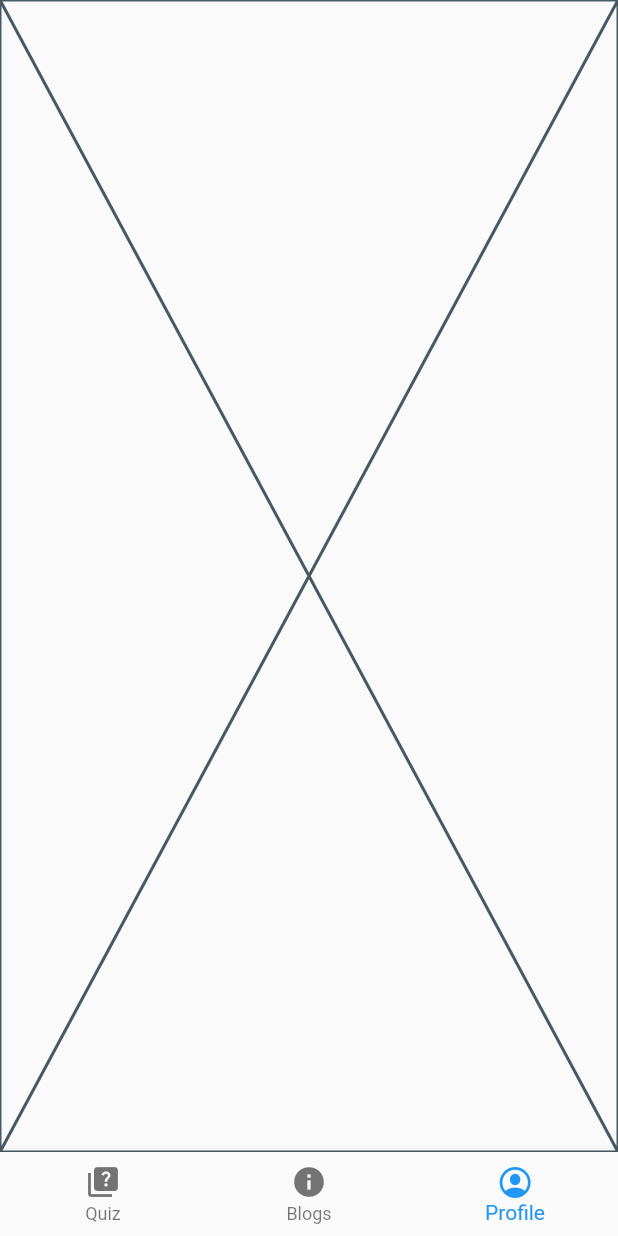
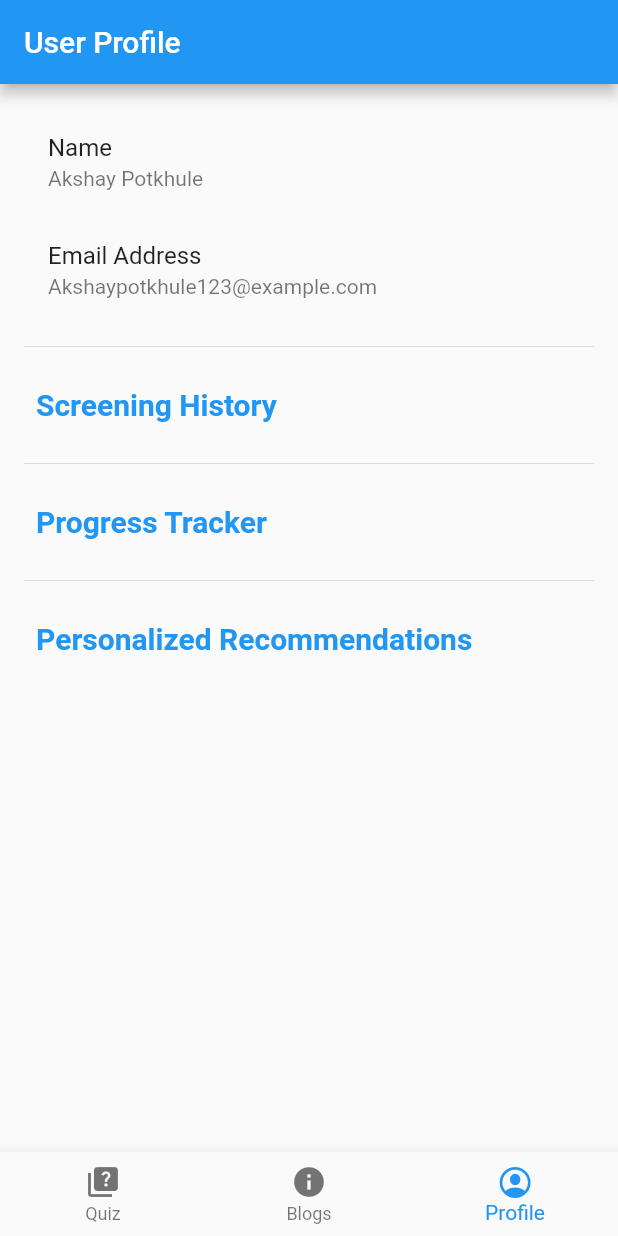
Before and after one commit to niksoni2910/MindFull-WellBeing, a Flutter app: the UserBottomNav screen opened directly, item 3 of the bottom bar chosen, on a phone screen of 412 x 824 dp. Run offline on Flutter 3.47's test engine with Material 2 defaults, Android fonts, the phone set to English and light mode, and no system bars; our stand-ins replace fl_chart, sleek_circular_slider; network calls fail.

Commit message:
profile done

```diff
--- /dev/null
+++ b/lib/Screens/profile.dart
@@ -0,0 +1,249 @@
+import 'dart:convert';
+
+import 'package:flutter/material.dart';
+import 'package:fl_chart/fl_chart.dart';
+import 'package:http/http.dart' as http;
+
+class Screening {
+  final String date;
+  final String result;
+  final String riskLevel;
+
+  Screening({
+    required this.date,
+    required this.result,
+    required this.riskLevel,
+  });
+}
+
+class UserProfile extends StatefulWidget {
+  const UserProfile({super.key});
+
+  @override
+  State<UserProfile> createState() => _UserProfileState();
+}
+
+class _UserProfileState extends State<UserProfile> {
+  // Simulated user data for demonstration purposes
+  final String userName = "Akshay Potkhule";
+
+  final String userEmail = "Akshaypotkhule123@example.com";
+  final List<Screening> screeningHistory = [
+    Screening(date: "2023-01-15", result: "Normal", riskLevel: "Low"),
+    Screening(
+        date: "2023-02-22", result: "Mild anxiety", riskLevel: "Moderate"),
+    // Add more screening entries as needed
+  ];
+
+  bool isscreen = false;
+  bool isprogress = false;
+  bool isrecommend = false;
+
+  final List<double> mentalHealthProgress = [80, 85, 70, 90, 78, 95];
+
+  Widget recommendation = CircularProgressIndicator();
+  Future<String> generateMentalHealthRecommendation() async {
+    final apiKey =
+        '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'; // Replace with your OpenAI API key
+    final apiUrl =
+        'https://api.openai.com/v1/chat/completions'; // Use the GPT-3.5 Turbo engine
+    final headers = {
+      'Authorization': 'Bearer $apiKey',
+      'Content-Type': 'application/json',
+    };
+
+    final messages = [
+      {"role": "system", "content": "You are a helpful assistant."},
+      {
+        "role": "user",
+        "content": "I'm feeling stressed, what can I do to relax?"
+      }, // Modify the user's input or prompt
+    ];
+
+    final requestBody = json.encode({
+      'model': 'gpt-3.5-turbo',
+      'messages': messages,
+      'max_tokens': 50,
+    });
+
+    final response =
+        await http.post(Uri.parse(apiUrl), headers: headers, body: requestBody);
+
+    if (response.statusCode == 200) {
+      final data = json.decode(response.body);
+      final recommendation = data['choices'][0]['message']['content'];
+      return recommendation;
+    } else {
+      print('API Error: ${response.body}');
+      throw Exception('Failed to generate recommendation');
+    }
+  }
+
+  Widget recommend() {
+    return FutureBuilder<String>(
+      future: generateMentalHealthRecommendation(),
+      builder: (context, snapshot) {
+        if (snapshot.connectionState == ConnectionState.waiting) {
+          return CircularProgressIndicator(); // Loading indicator
+        } else if (snapshot.hasError) {
+          return Text('Error: ${snapshot.error}');
+        } else if (!snapshot.hasData || snapshot.data!.isEmpty) {
+          return Text('No recommendations available.');
+        } else {
+          // Display the generated recommendation
+          return Text(snapshot.data!);
+        }
+      },
+    );
+  }
+
+  @override
+  void initState() {
+    // TODO: implement initState
+    super.initState();
+    recommendation = recommend();
+  }
+
+  Widget build(BuildContext context) {
+    return Scaffold(
+      appBar: AppBar(
+        title: Text('User Profile'),
+      ),
+      body: SingleChildScrollView(
+        child: Padding(
+          padding: EdgeInsets.all(16.0),
+          child: Column(
+            crossAxisAlignment: CrossAxisAlignment.start,
+            children: <Widget>[
+              ListTile(
+                title: Text('Name'),
+                subtitle: Text(userName),
+                // You can add an "Edit" button to update user information here
+              ),
+              ListTile(
+                title: Text('Email Address'),
+                subtitle: Text(userEmail),
+                // You can add an "Edit" button to update email here
+              ),
+              Divider(height: 30),
+
+              // Screening History Section
+              TextButton(
+                onPressed: (() {
+                  setState(() {
+                    if (isscreen == true) {
+                      isscreen = false;
+                    } else {
+                      isscreen = true;
+                    }
+                  });
+                }),
+                child: Text(
+                  'Screening History',
+                  style: TextStyle(fontSize: 20, fontWeight: FontWeight.bold),
+                ),
+              ),
+
+              // Implement a list of past screenings with dates, results, and risk levels
+              if (isscreen == true)
+                ListView.builder(
+                  shrinkWrap: true,
+                  itemCount: screeningHistory.length,
+                  itemBuilder: (context, index) {
+                    final screening = screeningHistory[index];
+                    return ListTile(
+                      title: Text('Date: ${screening.date}'),
+                      subtitle: Column(
+                        crossAxisAlignment: CrossAxisAlignment.start,
+                        children: [
+                          Text('Result: ${screening.result}'),
+                          Text('Risk Level: ${screening.riskLevel}'),
+                        ],
+                      ),
+                    );
+                  },
+                ),
+              // You can use ListView.builder to create a scrollable list
+
+              Divider(height: 30),
+
+              // Progress Tracker Section
+              TextButton(
+                onPressed: (() {
+                  setState(() {
+                    if (isprogress == true) {
+                      isprogress = false;
+                    } else {
+                      isprogress = true;
+                    }
+                  });
+                }),
+                child: Text(
+                  'Progress Tracker',
+                  style: TextStyle(fontSize: 20, fontWeight: FontWeight.bold),
+                ),
+              ),
+
+              if (isprogress == true)
+                Container(
+                  height: 200,
+                  width: 300,
+                  child: LineChart(
+                    LineChartData(
+                      gridData: FlGridData(show: false),
+                      titlesData: FlTitlesData(show: false),
+                      borderData: FlBorderData(show: false),
+                      minX: 0,
+                      maxX: mentalHealthProgress.length.toDouble() - 1,
+                      minY: 0,
+                      maxY: 100,
+                      lineBarsData: [
+                        LineChartBarData(
+                          color: Colors.blue,
+                          spots: mentalHealthProgress
+                              .asMap()
+                              .entries
+                              .map((entry) =>
+                                  FlSpot(entry.key.toDouble(), entry.value))
+                              .toList(),
+                          isCurved: true,
+                          dotData: FlDotData(show: false),
+                          belowBarData: BarAreaData(show: false),
+                        ),
+                      ],
+                    ),
+                  ),
+                ),
+              // Implement charts or graphs to display mental health progress
+              // You can use packages like 'fl_chart' for charts
+
+              Divider(height: 30),
+
+              // Personalized Recommendations Section
+              TextButton(
+                onPressed: (() {
+                  setState(() {
+                    if (isrecommend == true) {
+                      isrecommend = false;
+                    } else {
+                      isrecommend = true;
+                    }
+                  });
+                }),
+                child: Text(
+                  'Personalized Recommendations',
+                  style: TextStyle(fontSize: 20, fontWeight: FontWeight.bold),
+                ),
+              ),
+
+              // Display personalized recommendations and links to resources
+              if(isrecommend==true)
+              recommendation,
+              // You can use a ListView or other widgets for this section
+            ],
+          ),
+        ),
+      ),
+    );
+  }
+}
--- a/lib/bottom_navigator.dart
+++ b/lib/bottom_navigator.dart
@@ -1,29 +1,27 @@
-// ignore_for_file: public_member_api_docs, sort_constructors_first
 import 'package:flutter/cupertino.dart';
 import 'package:flutter/material.dart';
 import 'package:flutter/services.dart';
-import 'package:health_app/blog.dart';
+import 'package:flutter/src/widgets/container.dart';
+import 'package:flutter/src/widgets/framework.dart';
+import 'package:health_app/Screens/blog.dart';
 import 'package:health_app/main.dart';
-import 'package:health_app/profile.dart';
+import 'package:health_app/Screens/profile.dart';
+import 'package:health_app/Screens/quiz.dart';
 
 class UserBottomNav extends StatefulWidget {
-  const UserBottomNav({
-    Key? key,
-  }) : super(key: key);
+  const UserBottomNav({super.key});
+
   @override
-  _UserBottomNavState createState() => _UserBottomNavState();
+  State<UserBottomNav> createState() => _UserBottomNavState();
 }
 
 class _UserBottomNavState extends State<UserBottomNav> {
   int _currentIndex = 0;
-  List<Widget> _children = [];
-  void createlist() {
-    _children = [
-      QuizApp(),
-      Blog(),
-      Profile(),
-    ];
-  }
+  final List<Widget> _children = [
+    QuizScreen(),
+    const Blog(),
+    const UserProfile(),
+  ];
 
   void onTappedBar(int index) {
     setState(() {
@@ -31,7 +29,7 @@ class _UserBottomNavState extends State<UserBottomNav> {
     });
   }
 
-  Future<bool> _onBackPressed() {
+  Future<bool> _onBackPressed() async {
     return showDialog(
       context: context,
       builder: (context) => AlertDialog(
@@ -59,21 +57,14 @@ class _UserBottomNavState extends State<UserBottomNav> {
           const SizedBox(width: 16),
         ],
       ),
-    ).then((value) => value);
+    ).then((value) => value ?? false); // Ensure to return false if the dialog is dismissed
   }
+  @override
 
-  @override
   void didChangeDependencies() {
     ScaffoldMessenger.of(context).hideCurrentSnackBar();
     super.didChangeDependencies();
   }
-
-  @override
-  void initState() {
-    super.initState();
-    createlist();
-  }
-
   Widget build(BuildContext context) {
     return WillPopScope(
       onWillPop: _onBackPressed,
--- a/lib/main.dart
+++ b/lib/main.dart
@@ -1,5 +1,7 @@
 import 'package:flutter/material.dart';
-import 'package:health_app/quiz.dart';
+import 'package:health_app/Screens/profile.dart';
+import 'package:health_app/bottom_navigator.dart';
+import 'package:health_app/Screens/quiz.dart';
 
 void main() {
   runApp(QuizApp());
@@ -8,8 +10,8 @@ void main() {
 class QuizApp extends StatelessWidget {
   @override
   Widget build(BuildContext context) {
-    return MaterialApp(
-      home: QuizScreen(),
+    return const MaterialApp(
+      home: UserBottomNav(),
     );
   }
 }
--- a/lib/profile.dart
+++ /dev/null
@@ -1,15 +0,0 @@
-import 'package:flutter/material.dart';
-
-class Profile extends StatefulWidget {
-  const Profile({super.key});
-
-  @override
-  State<Profile> createState() => _ProfileState();
-}
-
-class _ProfileState extends State<Profile> {
-  @override
-  Widget build(BuildContext context) {
-    return const Placeholder();
-  }
-}
--- a/pubspec.yaml
+++ b/pubspec.yaml
@@ -35,6 +35,10 @@ dependencies:
   # The following adds the Cupertino Icons font to your application.
   # Use with the CupertinoIcons class for iOS style icons.
   cupertino_icons: ^1.0.2
+  percent_indicator: ^4.2.3
+  sleek_circular_slider: ^2.0.1
+  fl_chart: ^0.63.0
+  http: ^1.1.0
 
 dev_dependencies:
   flutter_test:
```
Also changed, not shown: lib/Screens/result_page.dart (added, +218 -0 lines), lib/Screens/blog.dart (renamed from lib/blog.dart), lib/Screens/details.dart (added), lib/Screens/quiz.dart (renamed from lib/quiz.dart), pubspec.lock.
